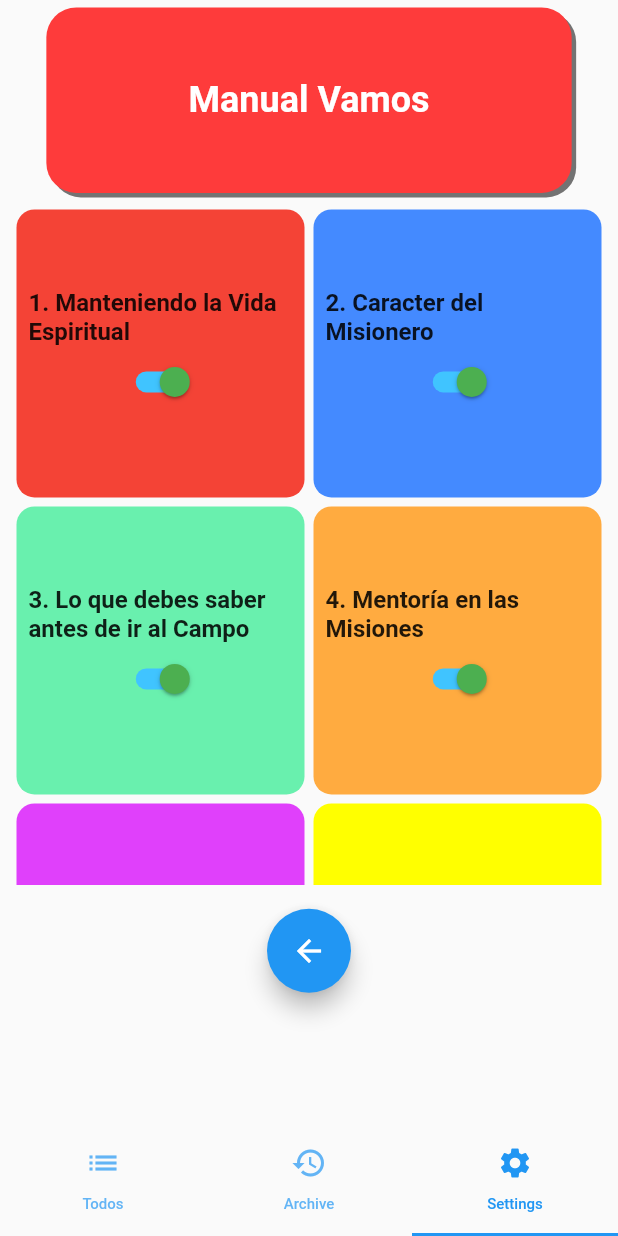
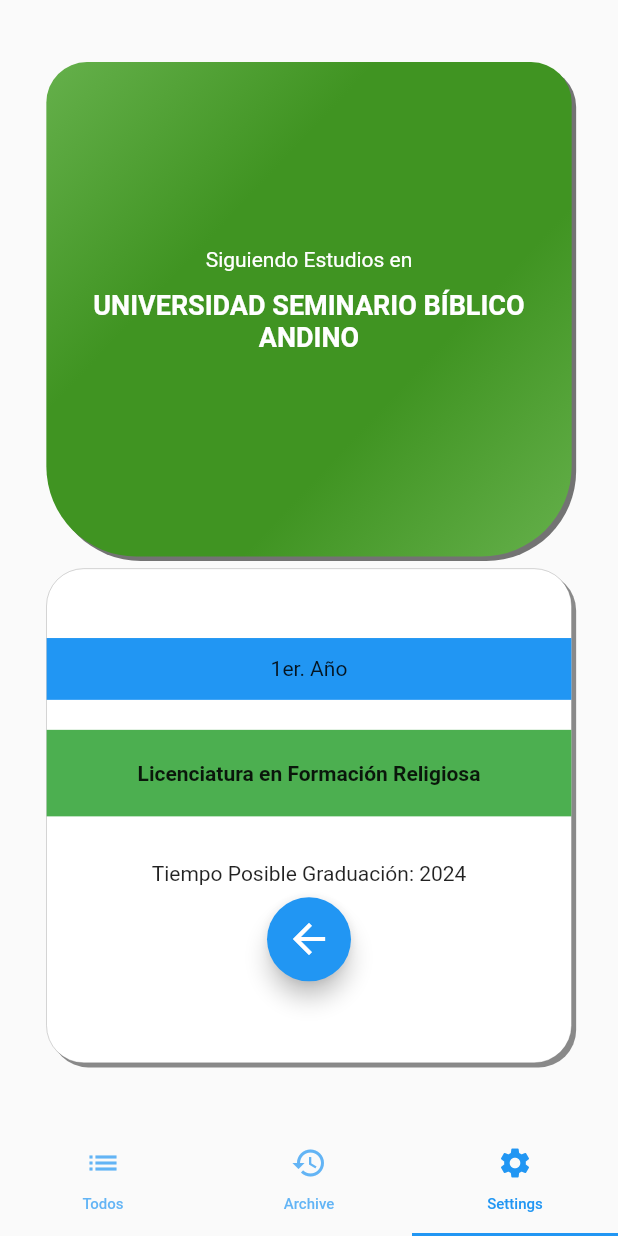
Before and after one commit to jpgotopo/firebase-authetication-login, a Flutter app: the MainTabsPage screen opened by its route, item 3 of the bottom bar chosen, on a phone screen of 412 x 824 dp. Run offline on Flutter 3.47's test engine with Material 2 defaults, Android fonts, the phone set to English and light mode, and no system bars; drawn by our look-alikes of auto_size_text; our stand-ins replace firebase_auth, flare_flutter, flutter_local_notifications, rxdart, shared_preferences; missing offline and left inert: timeline_list; accounts and stored records are empty.

Commit message:
Creando dos screens: Compromiso Iglesa Local, y Estudios Teológicos

```diff
--- a/lib/pages/mainTabs.dart
+++ b/lib/pages/mainTabs.dart
@@ -5,6 +5,7 @@
 import 'package:gpm_version_4/screens/curso_vamos.dart';
 import 'package:gpm_version_4/screens/fases.dart';
 import 'package:gpm_version_4/screens/profile_ind.dart';
+import 'package:gpm_version_4/screens/teologicos.dart';
 import 'package:gpm_version_4/screens/timeline.dart';
 import 'package:gpm_version_4/screens/transcultural.dart';
 import 'package:gpm_version_4/src/ui/calendarpage/calendarpage.dart';
@@ -22,8 +23,9 @@
               LineaTiempo(),
               //MyApp()
               //PhasesGpm(),
-              CursoVamos()
+              //CursoVamos(),
               //ScreenPhases()
+              TheologyStudies()
             ],
 
           ),
--- a/lib/screens/fases.dart
+++ b/lib/screens/fases.dart
@@ -95,8 +95,6 @@
   }
 
 }
-
-
 
 class BannerTitled extends StatelessWidget {
   BannerTitled({this.color, this.texto, this.ancho});
--- /dev/null
+++ b/lib/screens/teologicos.dart
@@ -0,0 +1,106 @@
+import 'package:auto_size_text/auto_size_text.dart';
+import 'package:flutter/material.dart';
+
+class TheologyStudies extends StatelessWidget {
+  @override
+  Widget build(BuildContext context) {
+    final media = MediaQuery.of(context).size;
+    return Material(
+      child: SafeArea(
+        child: Column(
+          mainAxisAlignment: MainAxisAlignment.center,
+          crossAxisAlignment: CrossAxisAlignment.center,
+          children: <Widget>[
+            Container(
+              height: media.height * 0.4,
+              width: media.width * 0.85,
+              decoration: BoxDecoration(
+
+                boxShadow: [BoxShadow(
+                  color: Colors.black54,
+                  offset: new Offset(3.0, 3.0)
+                )],
+                borderRadius: BorderRadius.only(
+                  topLeft: Radius.circular(27),
+                  topRight: Radius.circular(27),
+                  bottomLeft: Radius.circular(60),
+                  bottomRight: Radius.circular(60)),
+                gradient: LinearGradient(
+                  begin: Alignment.topLeft,
+                  end: Alignment.bottomRight,
+                  colors: <Color>[
+                    Color(0xFF65B04B),
+                    Color(0xFF409422),
+                    Color(0xFF409422),
+                    Color(0xFF65B04B),
+                  ],
+              ),),
+              child: Column(
+                mainAxisAlignment: MainAxisAlignment.center,
+
+                children: <Widget>[
+                  // TODO aqui van datos importados desde base de datos
+                  AutoSizeText('Siguiendo Estudios en', style: TextStyle(color: Colors.white, fontSize: 14),),
+                  Padding(
+                    padding: const EdgeInsets.all(12.0),
+                    child: AutoSizeText('UNIVERSIDAD SEMINARIO BÍBLICO ANDINO',textAlign: TextAlign.center,  style: TextStyle(color: Colors.white, fontSize: 18, fontWeight: FontWeight.bold),),
+                  )
+                ],
+              ),
+            ),
+
+            Padding(
+              padding: const EdgeInsets.only(top: 8.0),
+              child: Container(
+                height: media.height * 0.4,
+                width: media.width * 0.85,
+                decoration: BoxDecoration(
+                  boxShadow: [BoxShadow(
+                  color: Colors.black45,
+                  offset: new Offset(3.0, 3.0)
+                )],
+                  color: Colors.white,
+                  borderRadius: BorderRadius.circular(25),
+                  border: Border.all(color: Color(0xFF707070), width: 0.2, style: BorderStyle.solid)
+                ),
+                child: Column(
+                  mainAxisAlignment: MainAxisAlignment.center,
+                  children: <Widget>[
+                    Container(
+                      alignment: Alignment.center,
+                      height: media.height * .05,
+                      decoration: BoxDecoration(
+                        color: Colors.blue
+                      ),
+                      child: Text('1er. Año')
+                    ),
+                    SizedBox(height: 20,),
+                    Container(
+                      alignment: Alignment.center,
+                      decoration: BoxDecoration(
+                        color: Colors.green,
+                      ),
+                      height: media.height * 0.07,
+                      child: Text('Licenciatura en Formación Religiosa', style: TextStyle(fontWeight: FontWeight.bold),)
+                    ),
+                    SizedBox(height: 30.0,),
+                    Text('Tiempo Posible Graduación: 2024'),
+                    Padding(
+                      padding: EdgeInsets.all(8),
+                      child: FloatingActionButton(
+                        child: Icon(Icons.arrow_back, size: 32,),
+                        onPressed: ()=> Navigator.pop(context),
+                      ),
+                    )
+                  ],
+                ),
+              ),
+            )
+
+          ],
+        ),
+      ),
+
+    );
+  }
+}
```
Also changed, not shown: lib/screens/localechurch.dart (added, +124 -0 lines).
